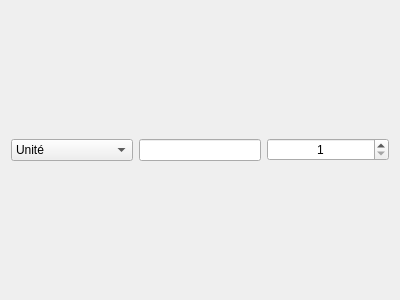
Old version of the form sources/ui/numparteditorw.ui in the repository qelectrotech/qelectrotech-source-mirror.
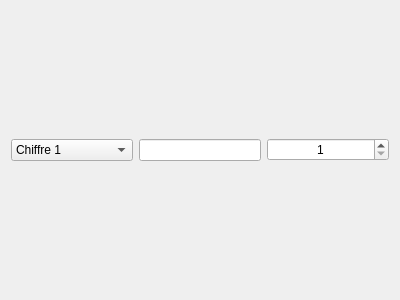
New version of the form.

Commit message: autonum: add help dialog

Diff of the .ui file:
```diff
--- a/sources/ui/numparteditorw.ui
+++ b/sources/ui/numparteditorw.ui
@@ -26,7 +26,7 @@
        </property>
        <item>
         <property name="text">
-         <string>Unité</string>
+         <string>Chiffre 1</string>
         </property>
        </item>
        <item>
```
Left out of the diff: 4 changed lines with no effect on the pictures. The commit also changes 1 other file.
